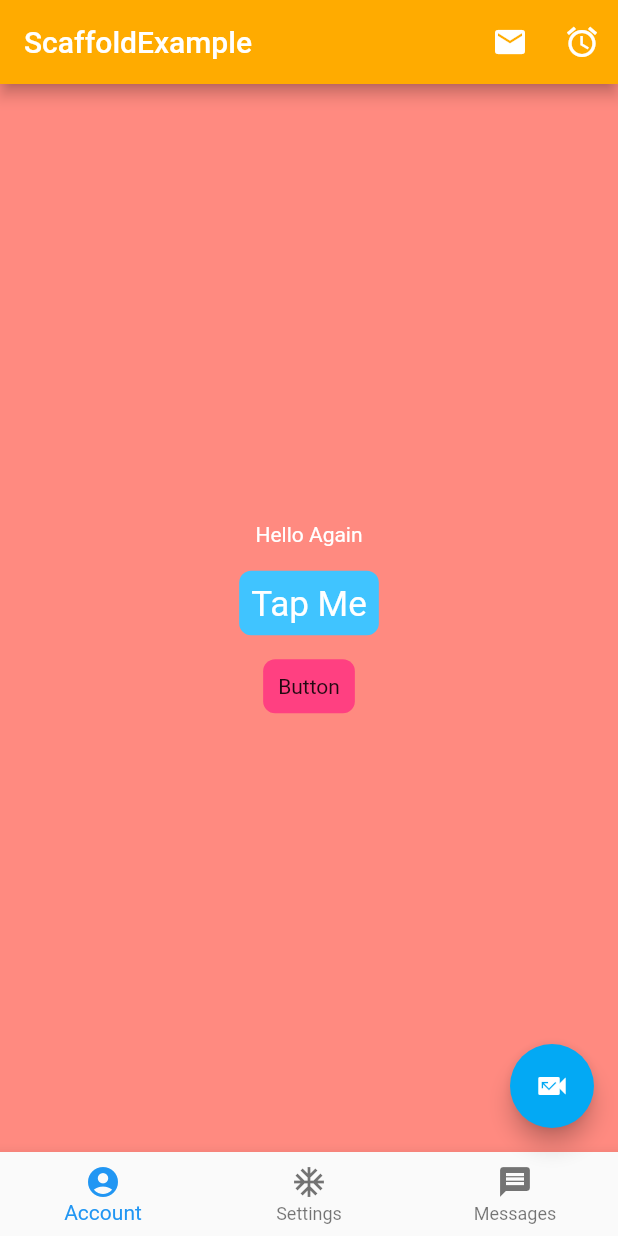
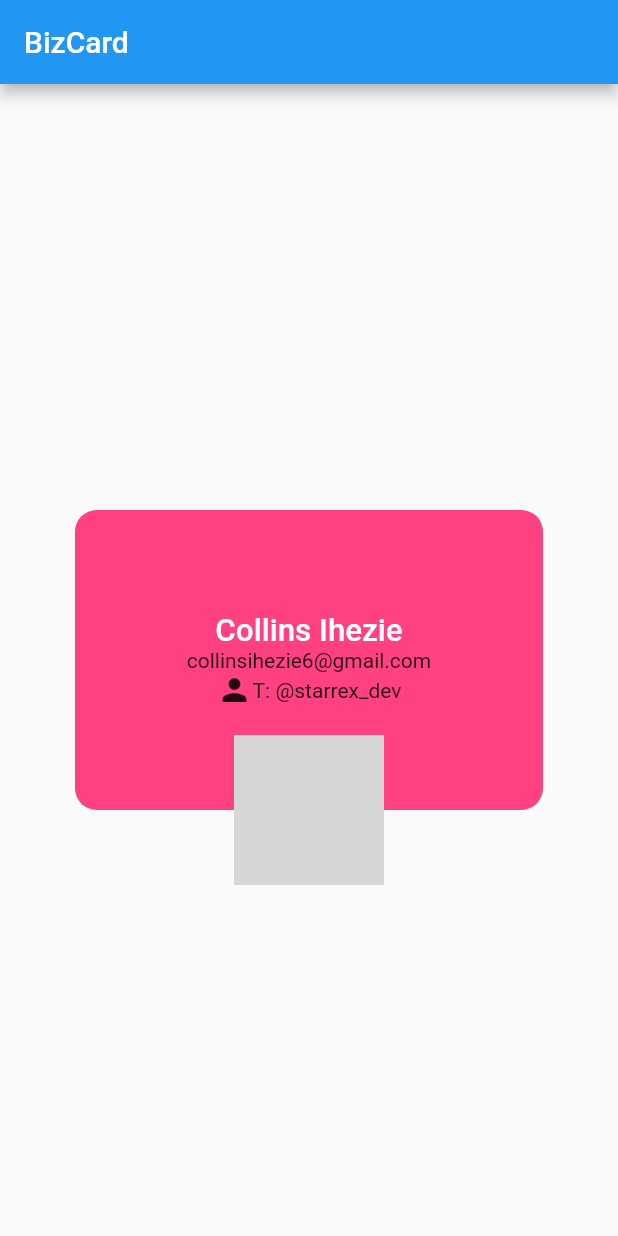
Before and after one commit to kenneth-Ihezie/flutter_hello_world, a Flutter app: the screen it shows after launch, on a phone screen of 412 x 824 dp. Run offline on Flutter 3.47's test engine with Material 2 defaults, Android fonts, the phone set to English and light mode, and no system bars; network calls fail; grey boxes are pictures that could not be loaded.

Commit message:
Added biz card view

```diff
--- a/lib/main.dart
+++ b/lib/main.dart
@@ -1,10 +1,11 @@
 import 'package:flutter/material.dart';
+import 'package:hello_word/views/biz_card.dart';
 import 'package:hello_word/views/home.dart';
 import 'package:hello_word/views/scaffold_example.dart';
 
 void main() {
   //we are just changing classes
   runApp(const MaterialApp(
-    home: ScaffoldExample(),
+    home: BizCard(),
   ));
 }
--- /dev/null
+++ b/lib/views/biz_card.dart
@@ -0,0 +1,67 @@
+import 'package:flutter/material.dart';
+
+class BizCard extends StatelessWidget {
+  const BizCard({Key? key}) : super(key: key);
+
+  @override
+  Widget build(BuildContext context) {
+    return Scaffold(
+      appBar: AppBar(
+        title: const Text("BizCard"),
+      ),
+      body: Container(
+        alignment: Alignment.center,
+        child: Stack(
+          alignment: Alignment.bottomCenter,
+          children:  [
+            _getCard(),
+            _getAvatar()
+          ],
+        ),
+      ),
+    );
+  }
+
+  Container _getCard(){
+    return Container(
+      width: 350,
+      height: 200,
+      margin: EdgeInsets.all(50.0),
+      decoration: BoxDecoration(
+        color: Colors.pinkAccent,
+        borderRadius: BorderRadius.circular(14.5)
+      ),
+      child: Column(
+        mainAxisAlignment: MainAxisAlignment.center,
+        children: [
+          const Text("Collins Ihezie", style: TextStyle(
+            fontSize: 20.9,
+            fontWeight: FontWeight.w500,
+            color: Colors.white
+          ),),
+          const Text("collinsihezie6@gmail.com"),
+          Row(
+            mainAxisAlignment: MainAxisAlignment.center,
+            children: const [
+              Icon(Icons.person),
+              Text("T: @starrex_dev")
+            ],
+          )
+        ],
+      ),
+    );
+  }
+
+  Container _getAvatar(){
+    return Container(
+      width: 100,
+      height: 100,
+      decoration: BoxDecoration(
+        color: Colors.white,
+        borderRadius: const BorderRadius.all(Radius.circular(50.0)),
+        border: Border.all(color: Colors.redAccent, width: 1.2),
+        image: const DecorationImage(image: NetworkImage("https://picsum.photos/300/300"))
+      ),
+    );
+  }
+}
```
